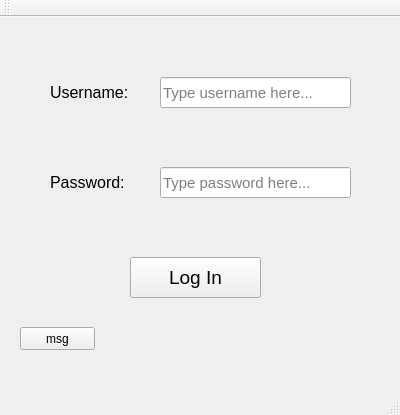
Above: mainwindow.ui from Smrajestic/LoginProjectQt before the change. Below: the same form after it.
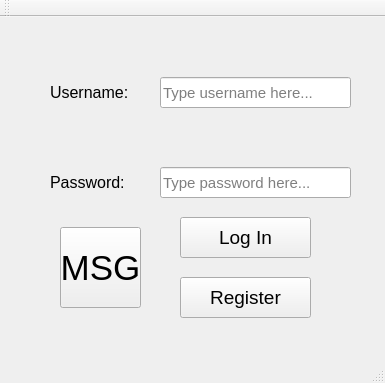
That is the form after the change.

Commit message: Spremenil gumbe, dodal Register: ko kliknes register namesto login, shrani napisani username in password v imena.txt -se ne bere

Patch:
```diff
--- a/mainwindow.ui
+++ b/mainwindow.ui
@@ -6,13 +6,22 @@
    <rect>
     <x>0</x>
     <y>0</y>
-    <width>400</width>
-    <height>415</height>
+    <width>385</width>
+    <height>383</height>
    </rect>
   </property>
   <property name="windowTitle">
    <string>Login Project</string>
   </property>
+  <property name="animated">
+   <bool>true</bool>
+  </property>
+  <property name="documentMode">
+   <bool>false</bool>
+  </property>
+  <property name="unifiedTitleAndToolBarOnMac">
+   <bool>false</bool>
+  </property>
   <widget class="QWidget" name="centralWidget">
    <widget class="QLabel" name="UserLabel">
     <property name="geometry">
@@ -116,8 +125,8 @@
    <widget class="QPushButton" name="LogIn">
     <property name="geometry">
      <rect>
-      <x>130</x>
-      <y>240</y>
+      <x>180</x>
+      <y>200</y>
       <width>131</width>
       <height>41</height>
      </rect>
@@ -134,14 +143,37 @@
    <widget class="QPushButton" name="pushButton">
     <property name="geometry">
      <rect>
-      <x>20</x>
-      <y>310</y>
-      <width>75</width>
-      <height>23</height>
+      <x>60</x>
+      <y>210</y>
+      <width>81</width>
+      <height>81</height>
      </rect>
     </property>
+    <property name="font">
+     <font>
+      <pointsize>26</pointsize>
+     </font>
+    </property>
     <property name="text">
-     <string>msg</string>
+     <string>MSG</string>
+    </property>
+   </widget>
+   <widget class="QPushButton" name="Register">
+    <property name="geometry">
+     <rect>
+      <x>180</x>
+      <y>260</y>
+      <width>131</width>
+      <height>41</height>
+     </rect>
+    </property>
+    <property name="font">
+     <font>
+      <pointsize>14</pointsize>
+     </font>
+    </property>
+    <property name="text">
+     <string>Register</string>
     </property>
    </widget>
   </widget>
```
Left out of the diff: 11 changed lines with no effect on the pictures. The commit also changes 4 other files.
